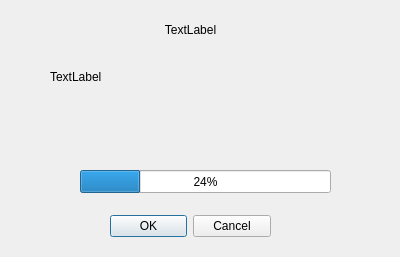
First picture: the form in PC software/CryptoStickGUI/stick20responsedialog.ui, repository Nitrokey/nitrokey-pro-firmware, before the edit.
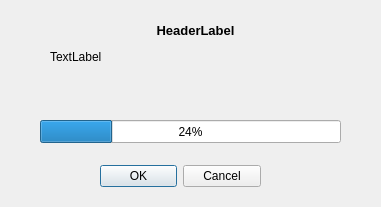
Second picture: the form after the edit.

Commit message: [Stick20] Command selection via menu

```diff
--- a/PC software/CryptoStickGUI/stick20responsedialog.ui
+++ b/PC software/CryptoStickGUI/stick20responsedialog.ui
@@ -6,8 +6,8 @@
    <rect>
     <x>0</x>
     <y>0</y>
-    <width>400</width>
-    <height>257</height>
+    <width>381</width>
+    <height>207</height>
    </rect>
   </property>
   <property name="windowTitle">
@@ -16,8 +16,8 @@
   <widget class="QDialogButtonBox" name="buttonBox">
    <property name="geometry">
     <rect>
-     <x>110</x>
-     <y>210</y>
+     <x>100</x>
+     <y>160</y>
      <width>161</width>
      <height>32</height>
     </rect>
@@ -32,9 +32,9 @@
   <widget class="QProgressBar" name="progressBar">
    <property name="geometry">
     <rect>
-     <x>80</x>
-     <y>170</y>
-     <width>251</width>
+     <x>40</x>
+     <y>120</y>
+     <width>301</width>
      <height>23</height>
     </rect>
    </property>
@@ -46,9 +46,9 @@
    <property name="geometry">
     <rect>
      <x>50</x>
-     <y>70</y>
+     <y>50</y>
      <width>281</width>
-     <height>81</height>
+     <height>61</height>
     </rect>
    </property>
    <property name="text">
@@ -64,14 +64,24 @@
   <widget class="QLabel" name="HeaderText">
    <property name="geometry">
     <rect>
-     <x>60</x>
+     <x>30</x>
      <y>20</y>
-     <width>261</width>
+     <width>331</width>
      <height>20</height>
     </rect>
    </property>
+   <property name="font">
+    <font>
+     <pointsize>10</pointsize>
+     <weight>75</weight>
+     <bold>true</bold>
+    </font>
+   </property>
    <property name="text">
-    <string>TextLabel</string>
+    <string>HeaderLabel</string>
+   </property>
+   <property name="textFormat">
+    <enum>Qt::PlainText</enum>
    </property>
    <property name="alignment">
     <set>Qt::AlignCenter</set>
```
Left out of the diff: 2 changed lines with no effect on the pictures. The commit also changes 14 other files.
